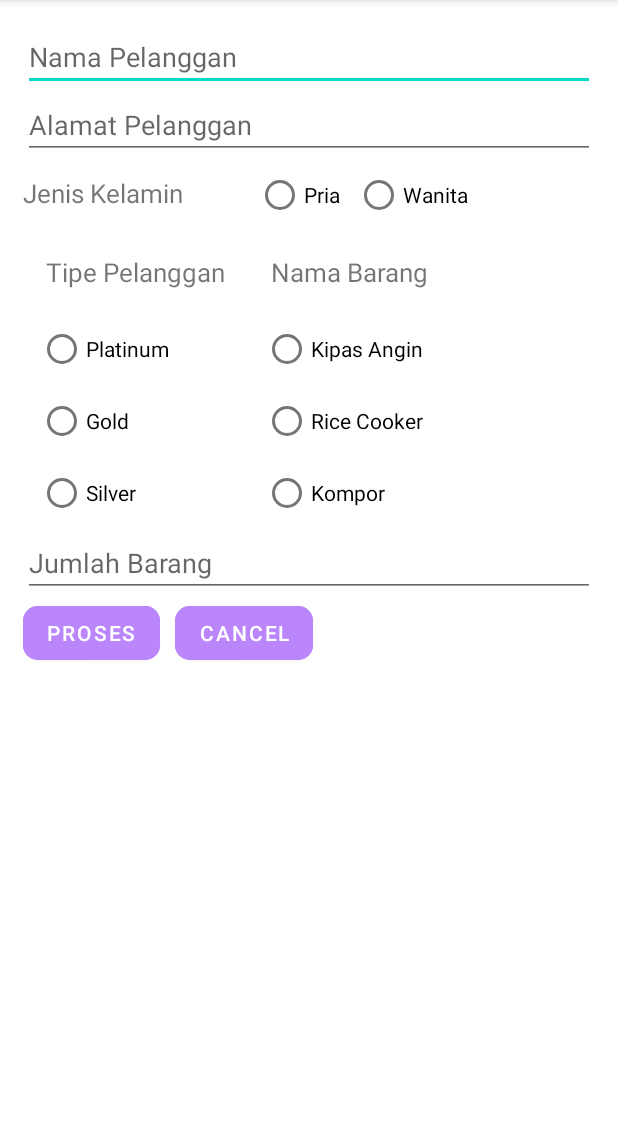
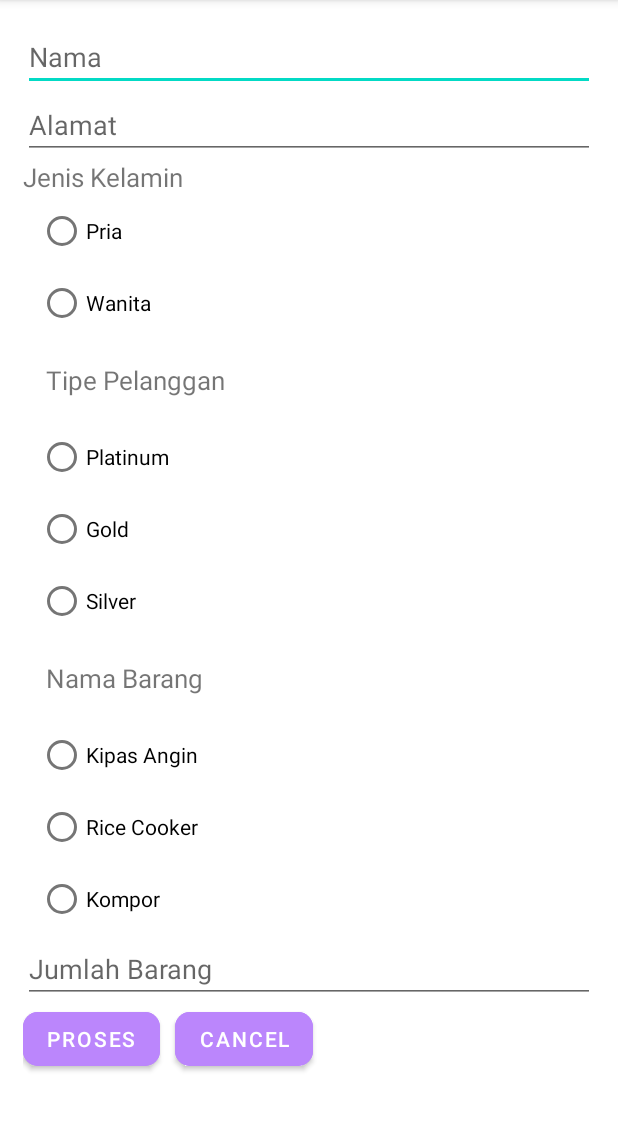
Before and after one commit to widyamaulidaputri/day2-kasir, an Android app: the screen it shows after launch (MainActivity), after a tap on "PROSES", on a phone screen of 412 x 824 dp, the part 84-1215 px from its top. Run offline under Robolectric (Android 15) with nearby library versions, the phone set to English and light mode, and no system bars; 7 statements that could not run were skipped.

```diff
--- a/app/src/main/java/com/example/day2_kasir/MainActivity.java
+++ b/app/src/main/java/com/example/day2_kasir/MainActivity.java
@@ -30,8 +30,8 @@ public class MainActivity extends AppCompatActivity {
         RadioGroup rgJenisKelamin, rgTipePelanggan, rgNamaBarang;
         RadioButton pilihjeniskelamis, pilihtipepelanggan, pilihnamabarang;
 
-        namapelanggan = (EditText) findViewById(R.id.etNamaPelanggan);
-        alamatpelanggan = (EditText) findViewById(R.id.etAlamatPelanggan);
+        namapelanggan = (EditText) findViewById(R.id.etNama);
+        alamatpelanggan = (EditText) findViewById(R.id.etAlamat);
         jumlahbarang = (EditText) findViewById(R.id.etJumlahBarang);
 
         String nama = namapelanggan.getText().toString().trim();
--- a/app/src/main/res/layout/layout_transaksi1.xml
+++ b/app/src/main/res/layout/layout_transaksi1.xml
@@ -9,23 +9,22 @@
     android:orientation="vertical">
 
     <EditText
-        android:id="@+id/etNamaPelanggan"
+        android:id="@+id/etNama"
         android:inputType="text"
         android:layout_width="match_parent"
         android:layout_height="wrap_content"
-        android:hint="Nama Pelanggan"/>
+        android:hint="Nama"/>
 
     <EditText
-        android:id="@+id/etAlamatPelanggan"
+        android:id="@+id/etAlamat"
         android:inputType="text"
-        android:hint="Alamat Pelanggan"
+        android:hint="Alamat"
         android:layout_width="match_parent"
         android:layout_height="wrap_content"
         tools:ignore="DuplicateIds" />
 
     <RadioGroup
         android:id="@+id/rgJenisKelamin"
-        android:orientation="horizontal"
         android:layout_width="match_parent"
         android:layout_height="wrap_content">
 
@@ -39,7 +38,7 @@
         <RadioButton
             android:id="@+id/rbPria"
             android:text="Pria"
-            android:layout_marginLeft="5dp"
+            android:layout_marginLeft="10dp"
             android:layout_width="wrap_content"
             android:layout_height="wrap_content"/>
         <RadioButton
@@ -51,7 +50,7 @@
     </RadioGroup>
 
     <LinearLayout
-        android:orientation="horizontal"
+        android:orientation="vertical"
         android:layout_width="match_parent"
         android:layout_height="wrap_content">
 
```
